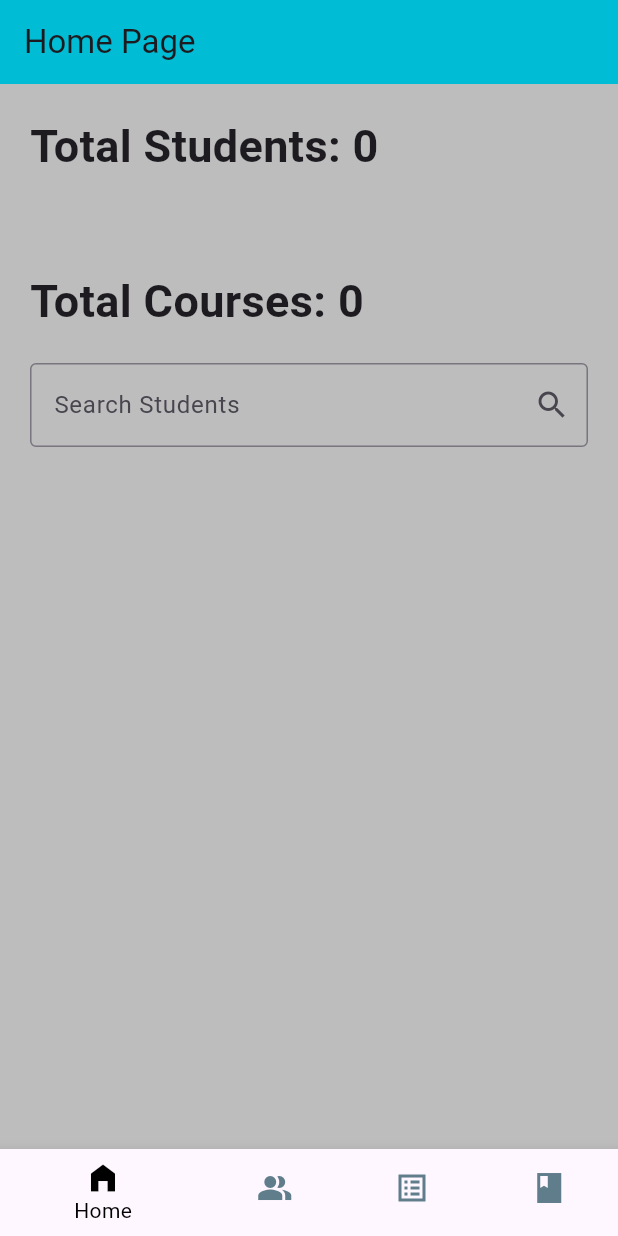
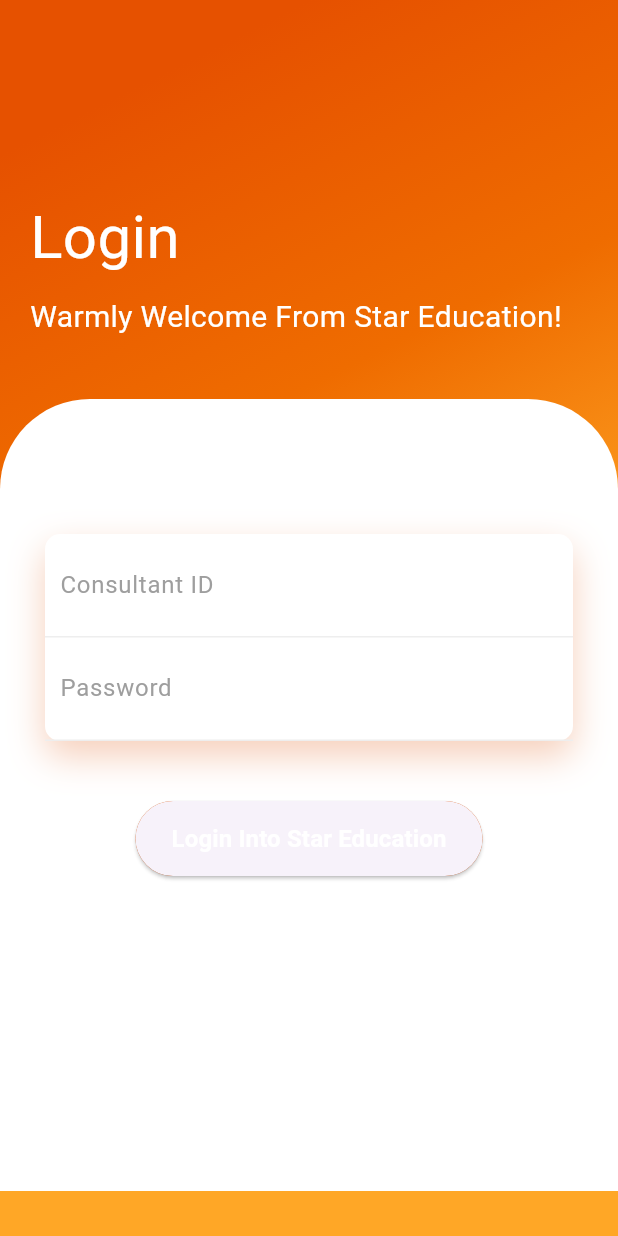
Before and after one commit to Freezexxi/apdp_wypm, a Flutter app: the screen it shows after launch, on a phone screen of 412 x 824 dp. Run offline on Flutter 3.47's test engine with Material 3 defaults, Android fonts, the light colour scheme and no system bars; our stand-ins replace cloud_firestore, firebase_core; accounts and stored records are empty.

Commit message:
feat: login set up

```diff
--- a/lib/main.dart
+++ b/lib/main.dart
@@ -1,7 +1,7 @@
 import 'package:firebase_core/firebase_core.dart';
 import 'package:flutter/foundation.dart';
 import 'package:flutter/material.dart';
-import 'package:wypm_apdp/pages/navigation_page.dart';
+import 'package:wypm_apdp/pages/login_page.dart';
 
 void main() async {
   WidgetsFlutterBinding.ensureInitialized();
@@ -40,7 +40,7 @@
         useMaterial3: true,
       ),
 
-      home: const NavigationPage(),
+      home: const LoginPage(),
     );
   }
 }
--- a/lib/pages/home_page.dart
+++ b/lib/pages/home_page.dart
@@ -4,7 +4,7 @@
 import 'package:wypm_apdp/methods/course_program_methods.dart';
 import 'package:wypm_apdp/methods/student_methods.dart';
 
-import 'learner_edit_page.dart'; // Make sure to import the edit page
+import 'learner_edit_page.dart';
 
 class HomePage extends StatefulWidget {
   const HomePage({super.key});
@@ -17,8 +17,8 @@
   int totalStudents = -1;
   int totalCourses = -1;
   String searchQuery = '';
-  LearnerMethods _learnerMethods = LearnerMethods();
-  CourseProgramMethods _courseProgramMethods = CourseProgramMethods();
+  final LearnerMethods _learnerMethods = LearnerMethods();
+  final CourseProgramMethods _courseProgramMethods = CourseProgramMethods();
   List<Learner> _learners = [];
 
   @override
@@ -86,10 +86,10 @@
                   searchQuery = value; // Update the search query
                 });
               },
-              decoration: InputDecoration(
+              decoration: const InputDecoration(
                 labelText: 'Search Students',
                 border: OutlineInputBorder(),
-                suffixIcon: const Icon(Icons.search),
+                suffixIcon: Icon(Icons.search),
               ),
             ),
             const SizedBox(height: 20),
--- /dev/null
+++ b/lib/pages/login_page.dart
@@ -0,0 +1,172 @@
+import 'package:flutter/material.dart';
+import 'package:wypm_apdp/custom_widgets/display_status.dart';
+import 'package:wypm_apdp/pages/navigation_page.dart';
+
+class LoginPage extends StatefulWidget {
+  const LoginPage({super.key});
+
+  @override
+  State<LoginPage> createState() => _LoginPageState();
+}
+
+class _LoginPageState extends State<LoginPage> {
+  final TextEditingController _idController = TextEditingController();
+  final TextEditingController _passwordController = TextEditingController();
+  final String id = 'Star1';
+  final String password = 'Star1234';
+
+  void login() {
+    if (_idController.text == id && _passwordController.text == password) {
+      Navigator.of(context).pushReplacement(
+        MaterialPageRoute(
+          builder: (BuildContext context) => const NavigationPage(),
+        ),
+      );
+    } else {
+      displayStatus(context, "Login Failed!");
+    }
+  }
+
+  @override
+  void dispose() {
+    _idController.dispose();
+    _passwordController.dispose();
+    super.dispose();
+  }
+
+  @override
+  Widget build(BuildContext context) {
+    return Scaffold(
+      body: Container(
+        padding: const EdgeInsets.symmetric(vertical: 30),
+        width: double.infinity,
+        decoration: BoxDecoration(
+          gradient: LinearGradient(
+            begin: Alignment.topCenter,
+            colors: [
+              Colors.orange.shade900,
+              Colors.orange.shade800,
+              Colors.orange.shade400
+            ],
+          ),
+        ),
+        child: Column(
+          crossAxisAlignment: CrossAxisAlignment.start,
+          children: <Widget>[
+            const SizedBox(
+              height: 80,
+            ),
+            const Padding(
+              padding: EdgeInsets.all(20),
+              child: Column(
+                crossAxisAlignment: CrossAxisAlignment.start,
+                children: <Widget>[
+                  Text(
+                    "Login",
+                    style: TextStyle(color: Colors.white, fontSize: 40),
+                  ),
+                  SizedBox(
+                    height: 10,
+                  ),
+                  Text(
+                    "Warmly Welcome From Star Education!",
+                    style: TextStyle(color: Colors.white, fontSize: 20),
+                  ),
+                ],
+              ),
+            ),
+            const SizedBox(
+              height: 20,
+            ),
+            Expanded(
+              child: Container(
+                decoration: const BoxDecoration(
+                    color: Colors.white,
+                    borderRadius: BorderRadius.only(
+                        topLeft: Radius.circular(60),
+                        topRight: Radius.circular(60))),
+                child: Padding(
+                  padding: const EdgeInsets.all(30),
+                  child: Column(
+                    children: <Widget>[
+                      const SizedBox(
+                        height: 60,
+                      ),
+                      Container(
+                        decoration: BoxDecoration(
+                            color: Colors.white,
+                            borderRadius: BorderRadius.circular(10),
+                            boxShadow: const [
+                              BoxShadow(
+                                  color: Color.fromRGBO(225, 95, 27, 0.3),
+                                  blurRadius: 20,
+                                  offset: Offset(0, 10))
+                            ]),
+                        child: Column(
+                          children: <Widget>[
+                            Container(
+                              padding: const EdgeInsets.all(10),
+                              decoration: BoxDecoration(
+                                border: Border(
+                                  bottom:
+                                      BorderSide(color: Colors.grey.shade200),
+                                ),
+                              ),
+                              child: TextField(
+                                controller: _idController,
+                                decoration: const InputDecoration(
+                                    hintText: "Consultant ID",
+                                    hintStyle: TextStyle(color: Colors.grey),
+                                    border: InputBorder.none),
+                              ),
+                            ),
+                            Container(
+                              padding: const EdgeInsets.all(10),
+                              decoration: BoxDecoration(
+                                border: Border(
+                                  bottom:
+                                      BorderSide(color: Colors.grey.shade200),
+                                ),
+                              ),
+                              child: TextField(
+                                controller: _passwordController,
+                                decoration: const InputDecoration(
+                                    hintText: "Password",
+                                    hintStyle: TextStyle(color: Colors.grey),
+                                    border: InputBorder.none),
+                              ),
+                            ),
+                          ],
+                        ),
+                      ),
+                      const SizedBox(
+                        height: 40,
+                      ),
+                      Container(
+                        height: 50,
+                        margin: const EdgeInsets.symmetric(horizontal: 50),
+                        decoration: BoxDecoration(
+                            borderRadius: BorderRadius.circular(50),
+                            color: Colors.orange.shade900),
+                        child: ElevatedButton(
+                          onPressed: login,
+                          child: const Text(
+                            "Login Into Star Education",
+                            style: TextStyle(
+                                color: Colors.white,
+                                fontSize: 16,
+                                fontWeight: FontWeight.bold),
+                          ),
+                        ),
+                      ),
+                    ],
+                  ),
+                ),
+              ),
+            ),
+          ],
+        ),
+      ),
+    );
+  }
+}
```
Also changed, not shown: lib/pages/auth/login_page.dart (deleted, +0 -158 lines).
